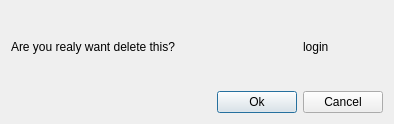
Qt form source/windows/model/vacancy/vacancydeletewindow.ui (Who-are-me/term_paper_2022) before a commit.
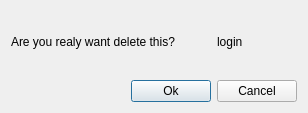
The same form after that commit.

```diff
--- a/source/windows/model/vacancy/vacancydeletewindow.ui
+++ b/source/windows/model/vacancy/vacancydeletewindow.ui
@@ -6,8 +6,8 @@
    <rect>
     <x>0</x>
     <y>0</y>
-    <width>394</width>
-    <height>124</height>
+    <width>308</width>
+    <height>113</height>
    </rect>
   </property>
   <property name="windowTitle">
```
